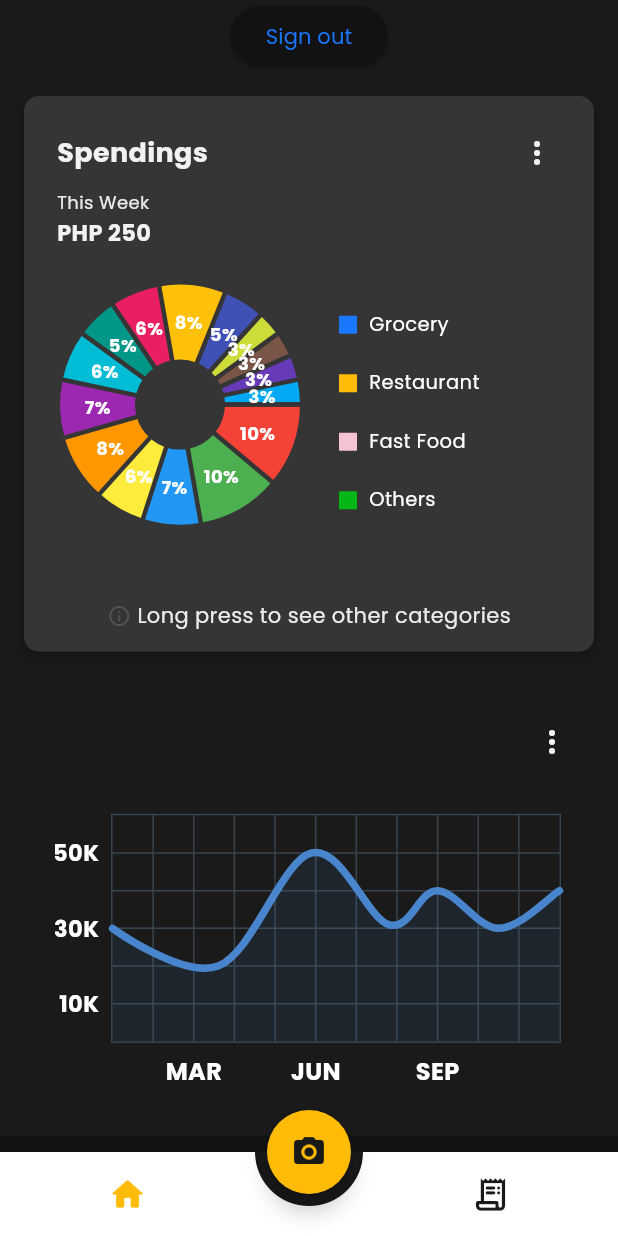
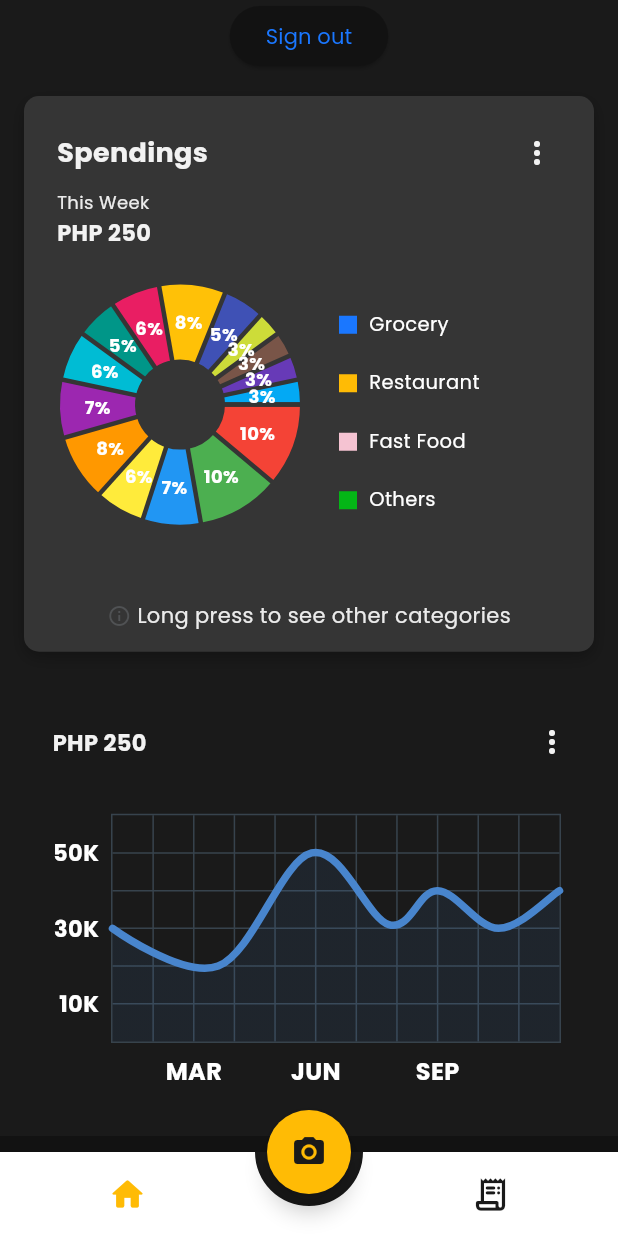
Before and after one commit to ezerssss/SpendSmart, a Flutter app: the HomePage screen opened directly, on a phone screen of 412 x 824 dp. Run offline on Flutter 3.47's test engine with Material 3 defaults, Android fonts, the light colour scheme and no system bars; drawn by our look-alikes of animated_bottom_navigation_bar, expansion_tile_card, fl_chart; our stand-ins replace cloud_firestore, confetti, connectivity_plus, firebase_auth, firebase_core, firebase_storage and 5 more; missing offline and left inert: flutter_doc_scanner, flutter_shake_animated, openai_dart; accounts and stored records are empty.

```diff
--- a/lib/components/analytics/expenditure/expenditure_line_chart.dart
+++ b/lib/components/analytics/expenditure/expenditure_line_chart.dart
@@ -32,6 +32,12 @@ class _ExpenditureLineState extends State<ExpenditureLineChart> {
 
   PeriodEnum selectedPeriod = PeriodEnum.week;
 
+  final Map<PeriodEnum, String> dummyAmounts = <PeriodEnum, String>{
+    PeriodEnum.week: 'PHP 250',
+    PeriodEnum.month: 'PHP 1,000',
+    PeriodEnum.year: 'PHP 12,000',
+  };
+
   @override
   Widget build(BuildContext context) {
     return Column(
@@ -39,7 +45,17 @@ class _ExpenditureLineState extends State<ExpenditureLineChart> {
         Row(
           mainAxisAlignment: MainAxisAlignment.spaceBetween,
           children: [
-            Spacer(),
+            Padding(
+              padding: const EdgeInsets.only(left: 15, top: 1.5),
+              child: Text(
+                dummyAmounts[selectedPeriod] ?? '',
+                style: const TextStyle(
+                  color: AppColors.white,
+                  fontSize: 15,
+                  fontWeight: FontWeight.bold,
+                ),
+              ),
+            ),
             PopupMenuButton<PeriodEnum>(
               icon: const Icon(Icons.more_vert, color: AppColors.white),
               color: AppColors.black,
```
